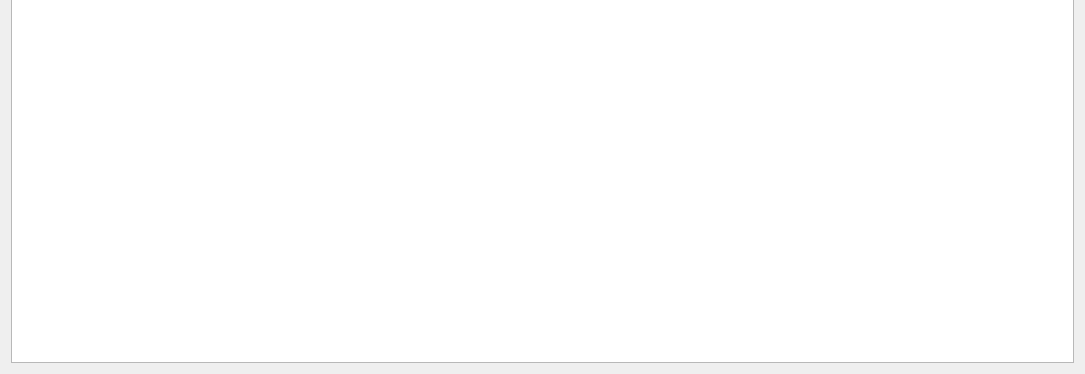
ProjectsKoryHasWorkedOn/2023-2024_AoE_II_Board_Game_Combat_Results_Calculator_Reworked, file AoE2_Calculator-master/developerwindow.ui: the form before one commit; both pictures show x 0 to 1085 and y 247 to 621 of the 1085 by 621 pixel window.
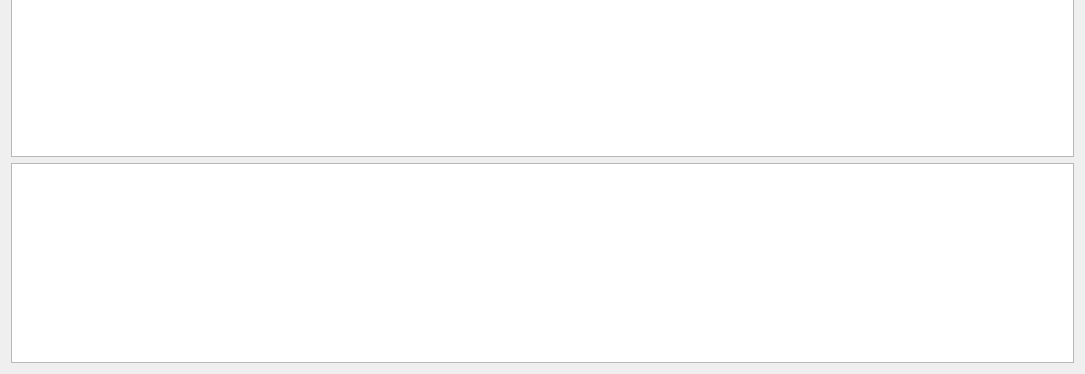
The form after the commit.

What changed in the file:
```diff
--- a/AoE2_Calculator-master/developerwindow.ui
+++ b/AoE2_Calculator-master/developerwindow.ui
@@ -17,6 +17,22 @@
    <item row="0" column="0">
     <widget class="QTableView" name="tableView"/>
    </item>
+   <item row="1" column="0">
+    <widget class="QListWidget" name="tablesListWidget">
+     <property name="sizePolicy">
+      <sizepolicy hsizetype="Maximum" vsizetype="Expanding">
+       <horstretch>0</horstretch>
+       <verstretch>0</verstretch>
+      </sizepolicy>
+     </property>
+     <property name="maximumSize">
+      <size>
+       <width>1677215</width>
+       <height>200</height>
+      </size>
+     </property>
+    </widget>
+   </item>
   </layout>
  </widget>
  <resources/>
```
